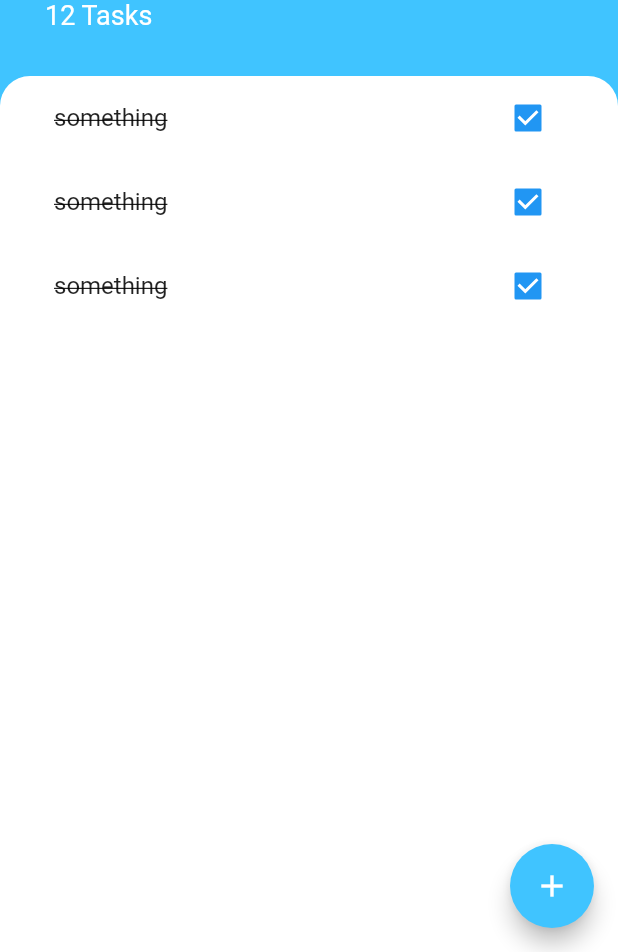
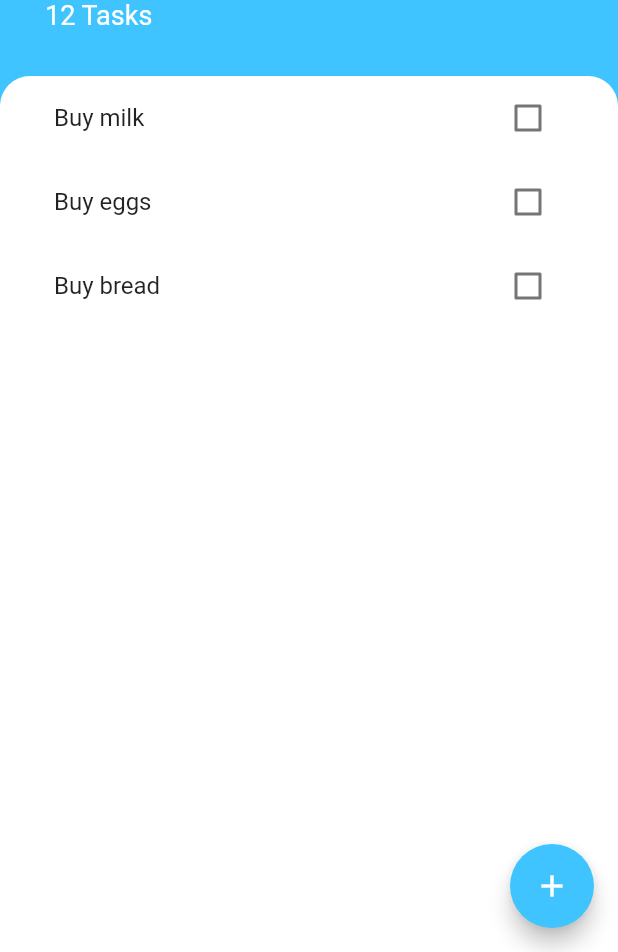
Before and after one commit to okaysk/todoey_flutter, a Flutter app: the screen it shows after launch, on a phone screen of 412 x 824 dp, the part 284-1236 px from its top. Run offline on Flutter 3.47's test engine with Material 2 defaults, Android fonts, the phone set to English and light mode, and no system bars.

Commit message:
215. ListView + Callback !!!

```diff
--- /dev/null
+++ b/lib/models/task.dart
@@ -0,0 +1,10 @@
+class Task {
+  final String name;
+  bool isDone;
+
+  Task({this.name, this.isDone = false}); //default
+
+  void toggleDone() {
+    isDone = !isDone;
+  }
+}
--- a/lib/screens/add_task_screen.dart
+++ b/lib/screens/add_task_screen.dart
@@ -39,16 +39,6 @@ class AddTaskScreen extends StatelessWidget {
                   )),
               color: Colors.lightBlueAccent,
             ),
-            RaisedButton(
-              child: Text(
-                'Add',
-                style: TextStyle(
-                  color: Colors.white,
-                ),
-              ),
-              color: Colors.lightBlueAccent,
-              onPressed: null,
-            )
           ],
         ),
         // ),
--- a/lib/widgets/task_tile.dart
+++ b/lib/widgets/task_tile.dart
@@ -1,43 +1,24 @@
 import 'package:flutter/material.dart';
 
-class TaskTile extends StatefulWidget {
-  @override
-  _TaskTileState createState() => _TaskTileState();
-}
+class TaskTile extends StatelessWidget {
+  final bool isChecked;
+  final String taskTitle;
+  final Function checkboxCallback;
 
-class _TaskTileState extends State<TaskTile> {
-  bool isChecked = true;
+  TaskTile({this.isChecked, this.taskTitle, this.checkboxCallback});
 
   @override
   Widget build(BuildContext context) {
     return ListTile(
       title: Text(
-        'something',
+        taskTitle,
         style: TextStyle(decoration: isChecked ? TextDecoration.lineThrough : null),
       ),
-      trailing: TaskCheckbox(
-        checkboxState: isChecked,
-        toggleCheckboxState: (bool checkboxState) {
-          setState(() {
-            isChecked = checkboxState;
-            print(isChecked);
-          });
-        },
+      trailing: Checkbox(
+        activeColor: Colors.lightBlueAccent,
+        value: isChecked,
+        onChanged: checkboxCallback,
       ),
     );
   }
 }
-
-class TaskCheckbox extends StatelessWidget {
-  final bool checkboxState;
-  final Function toggleCheckboxState;
-
-  TaskCheckbox({this.checkboxState, this.toggleCheckboxState});
-  @override
-  Widget build(BuildContext context) {
-    return Checkbox(
-      value: checkboxState,
-      onChanged: toggleCheckboxState,
-    );
-  }
-}
--- a/lib/widgets/tasks_list.dart
+++ b/lib/widgets/tasks_list.dart
@@ -1,15 +1,35 @@
 import 'package:flutter/material.dart';
 import 'task_tile.dart';
+import 'package:todoey_flutter/models/task.dart';
 
-class TasksList extends StatelessWidget {
+class TasksList extends StatefulWidget {
+  @override
+  _TasksListState createState() => _TasksListState();
+}
+
+class _TasksListState extends State<TasksList> {
+  List<Task> tasks = [
+    Task(name: 'Buy milk'),
+    Task(name: 'Buy eggs'),
+    Task(name: 'Buy bread'),
+  ];
+
   @override
   Widget build(BuildContext context) {
-    return ListView(
-      children: <Widget>[
-        TaskTile(),
-        TaskTile(),
-        TaskTile(),
-      ],
+    return ListView.builder(
+      itemBuilder: (context, index) {
+        return TaskTile(
+            taskTitle: tasks[index].name,
+            isChecked: tasks[index].isDone,
+            checkboxCallback: (bool checkboxState) {
+              // 위에 type은 써도 되고 안써도 됨.
+              setState(() {
+                // isChecked = checkboxState;
+                tasks[index].toggleDone();
+              });
+            });
+      },
+      itemCount: tasks.length, // necessary
     );
   }
 }
```
